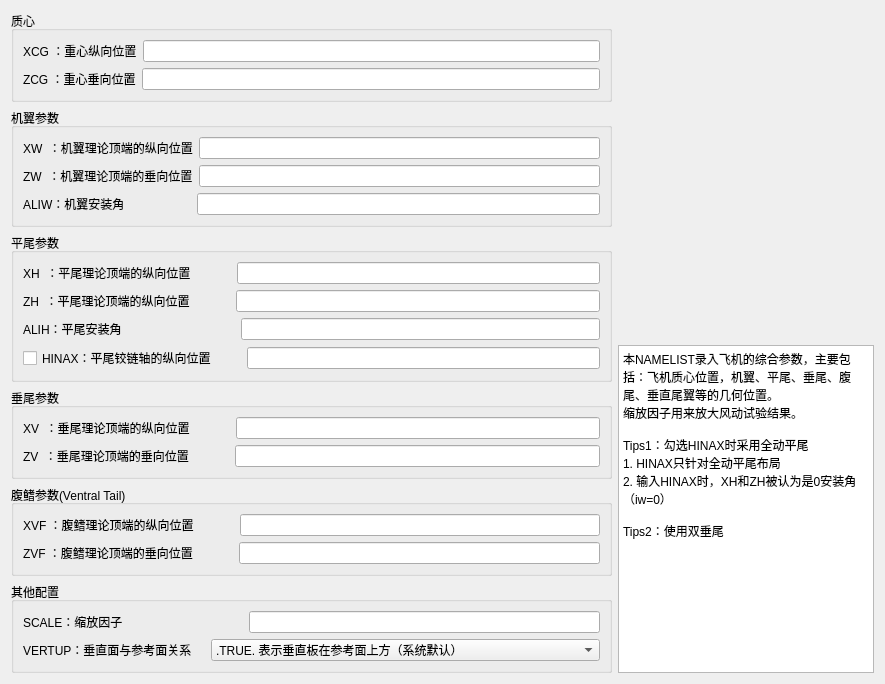
Before: the Qt Designer form PyDatcomLab/GUIs/PlaneConfiguration/SYNTHS.ui in darkspring2015/PyDatcomLab, drawn with Qt 5.
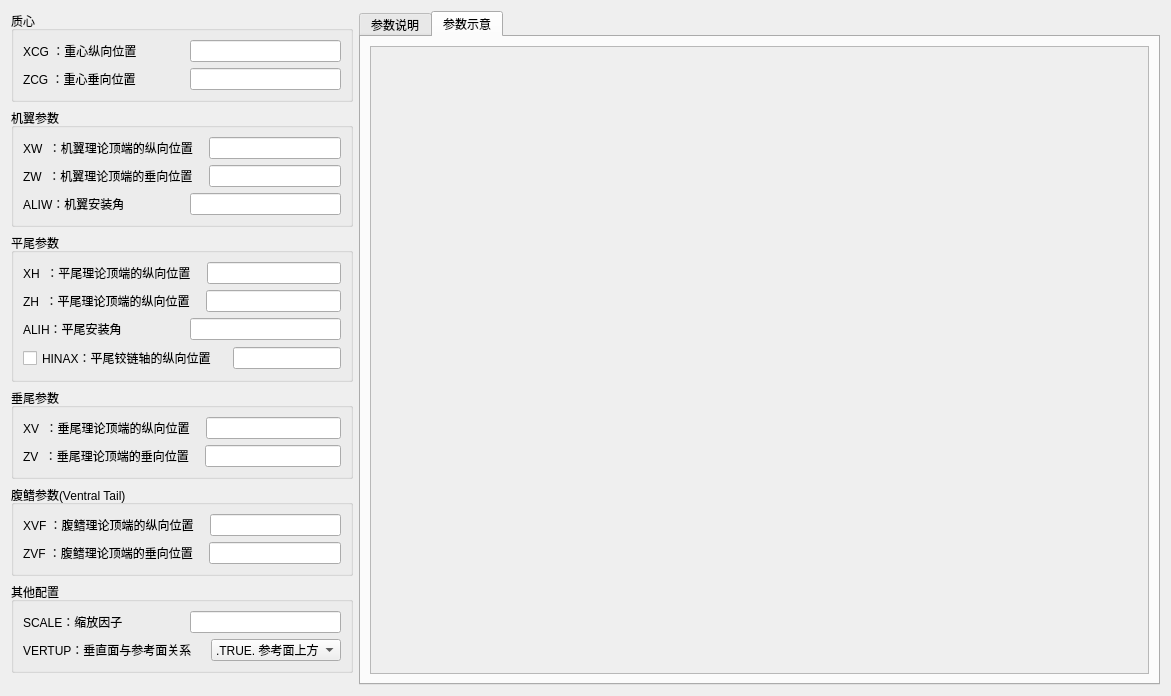
After: the same form once the commit is applied. Icons and pictures are not drawn.

The edit to the form file:
```diff
--- a/PyDatcomLab/GUIs/PlaneConfiguration/SYNTHS.ui
+++ b/PyDatcomLab/GUIs/PlaneConfiguration/SYNTHS.ui
@@ -6,14 +6,14 @@
    <rect>
     <x>0</x>
     <y>0</y>
-    <width>885</width>
-    <height>647</height>
+    <width>1171</width>
+    <height>696</height>
    </rect>
   </property>
   <property name="windowTitle">
    <string>飞机综合参数</string>
   </property>
-  <layout class="QHBoxLayout" name="horizontalLayout_16">
+  <layout class="QHBoxLayout" name="horizontalLayout_18">
    <item>
     <layout class="QVBoxLayout" name="verticalLayout_7">
      <item>
@@ -32,7 +32,30 @@
            </widget>
           </item>
           <item>
-           <widget class="QLineEdit" name="XCG"/>
+           <spacer name="horizontalSpacer_15">
+            <property name="orientation">
+             <enum>Qt::Horizontal</enum>
+            </property>
+            <property name="sizeType">
+             <enum>QSizePolicy::Preferred</enum>
+            </property>
+            <property name="sizeHint" stdset="0">
+             <size>
+              <width>10</width>
+              <height>20</height>
+             </size>
+            </property>
+           </spacer>
+          </item>
+          <item>
+           <widget class="QLineEdit" name="XCG">
+            <property name="sizePolicy">
+             <sizepolicy hsizetype="Preferred" vsizetype="Fixed">
+              <horstretch>0</horstretch>
+              <verstretch>0</verstretch>
+             </sizepolicy>
+            </property>
+           </widget>
           </item>
          </layout>
         </item>
@@ -46,7 +69,30 @@
            </widget>
           </item>
           <item>
-           <widget class="QLineEdit" name="ZCG"/>
+           <spacer name="horizontalSpacer_14">
+            <property name="orientation">
+             <enum>Qt::Horizontal</enum>
+            </property>
+            <property name="sizeType">
+             <enum>QSizePolicy::Preferred</enum>
+            </property>
+            <property name="sizeHint" stdset="0">
+             <size>
+              <width>10</width>
+              <height>20</height>
+             </size>
+            </property>
+           </spacer>
+          </item>
+          <item>
+           <widget class="QLineEdit" name="ZCG">
+            <property name="sizePolicy">
+             <sizepolicy hsizetype="Preferred" vsizetype="Fixed">
+              <horstretch>0</horstretch>
+              <verstretch>0</verstretch>
+             </sizepolicy>
+            </property>
+           </widget>
           </item>
          </layout>
         </item>
@@ -69,7 +115,30 @@
            </widget>
           </item>
           <item>
-           <widget class="QLineEdit" name="XW"/>
+           <spacer name="horizontalSpacer_13">
+            <property name="orientation">
+             <enum>Qt::Horizontal</enum>
+            </property>
+            <property name="sizeType">
+             <enum>QSizePolicy::Preferred</enum>
+            </property>
+            <property name="sizeHint" stdset="0">
+             <size>
+              <width>10</width>
+              <height>20</height>
+             </size>
+            </property>
+           </spacer>
+          </item>
+          <item>
+           <widget class="QLineEdit" name="XW">
+            <property name="sizePolicy">
+             <sizepolicy hsizetype="Preferred" vsizetype="Fixed">
+              <horstretch>0</horstretch>
+              <verstretch>0</verstretch>
+             </sizepolicy>
+            </property>
+           </widget>
           </item>
          </layout>
         </item>
@@ -83,7 +152,30 @@
            </widget>
           </item>
           <item>
-           <widget class="QLineEdit" name="ZW"/>
+           <spacer name="horizontalSpacer_12">
+            <property name="orientation">
+             <enum>Qt::Horizontal</enum>
+            </property>
+            <property name="sizeType">
+             <enum>QSizePolicy::Preferred</enum>
+            </property>
+            <property name="sizeHint" stdset="0">
+             <size>
+              <width>10</width>
+              <height>20</height>
+             </size>
+            </property>
+           </spacer>
+          </item>
+          <item>
+           <widget class="QLineEdit" name="ZW">
+            <property name="sizePolicy">
+             <sizepolicy hsizetype="Preferred" vsizetype="Fixed">
+              <horstretch>0</horstretch>
+              <verstretch>0</verstretch>
+             </sizepolicy>
+            </property>
+           </widget>
           </item>
          </layout>
         </item>
@@ -106,14 +198,21 @@
             </property>
             <property name="sizeHint" stdset="0">
              <size>
-              <width>66</width>
+              <width>10</width>
               <height>20</height>
              </size>
             </property>
            </spacer>
           </item>
           <item>
-           <widget class="QLineEdit" name="ALIW"/>
+           <widget class="QLineEdit" name="ALIW">
+            <property name="sizePolicy">
+             <sizepolicy hsizetype="Preferred" vsizetype="Fixed">
+              <horstretch>0</horstretch>
+              <verstretch>0</verstretch>
+             </sizepolicy>
+            </property>
+           </widget>
           </item>
          </layout>
         </item>
@@ -145,14 +244,21 @@
             </property>
             <property name="sizeHint" stdset="0">
              <size>
-              <width>40</width>
+              <width>10</width>
               <height>20</height>
              </size>
             </property>
            </spacer>
           </item>
           <item>
-           <widget class="QLineEdit" name="XH"/>
+           <widget class="QLineEdit" name="XH">
+            <property name="sizePolicy">
+             <sizepolicy hsizetype="Preferred" vsizetype="Fixed">
+              <horstretch>0</horstretch>
+              <verstretch>0</verstretch>
+             </sizepolicy>
+            </property>
+           </widget>
           </item>
          </layout>
         </item>
@@ -175,14 +281,21 @@
             </property>
             <property name="sizeHint" stdset="0">
              <size>
-              <width>40</width>
+              <width>10</width>
               <height>20</height>
              </size>
             </property>
            </spacer>
           </item>
           <item>
-           <widget class="QLineEdit" name="ZH"/>
+           <widget class="QLineEdit" name="ZH">
+            <property name="sizePolicy">
+             <sizepolicy hsizetype="Preferred" vsizetype="Fixed">
+              <horstretch>0</horstretch>
+              <verstretch>0</verstretch>
+             </sizepolicy>
+            </property>
+           </widget>
           </item>
          </layout>
         </item>
@@ -205,14 +318,21 @@
             </property>
             <property name="sizeHint" stdset="0">
              <size>
-              <width>113</width>
+              <width>10</width>
               <height>20</height>
              </size>
             </property>
            </spacer>
           </item>
           <item>
-           <widget class="QLineEdit" name="ALIH"/>
+           <widget class="QLineEdit" name="ALIH">
+            <property name="sizePolicy">
+             <sizepolicy hsizetype="Preferred" vsizetype="Fixed">
+              <horstretch>0</horstretch>
+              <verstretch>0</verstretch>
+             </sizepolicy>
+            </property>
+           </widget>
           </item>
          </layout>
         </item>
@@ -235,14 +355,21 @@
             </property>
             <property name="sizeHint" stdset="0">
              <size>
-              <width>24</width>
+              <width>10</width>
               <height>20</height>
              </size>
             </property>
            </spacer>
           </item>
           <item>
-           <widget class="QLineEdit" name="HINAX"/>
+           <widget class="QLineEdit" name="HINAX">
+            <property name="sizePolicy">
+             <sizepolicy hsizetype="Preferred" vsizetype="Fixed">
+              <horstretch>0</horstretch>
+              <verstretch>0</verstretch>
+             </sizepolicy>
+            </property>
+           </widget>
           </item>
          </layout>
         </item>
@@ -274,14 +401,21 @@
             </property>
             <property name="sizeHint" stdset="0">
              <size>
-              <width>40</width>
+              <width>10</width>
               <height>20</height>
              </size>
             </property>
            </spacer>
           </item>
           <item>
-           <widget class="QLineEdit" name="XV"/>
+           <widget class="QLineEdit" name="XV">
+            <property name="sizePolicy">
+             <sizepolicy hsizetype="Preferred" vsizetype="Fixed">
+              <horstretch>0</horstretch>
+              <verstretch>0</verstretch>
+             </sizepolicy>
+            </property>
+           </widget>
           </item>
          </layout>
         </item>
@@ -304,14 +438,21 @@
             </property>
             <property name="sizeHint" stdset="0">
              <size>
-              <width>40</width>
+              <width>10</width>
               <height>20</height>
              </size>
             </property>
            </spacer>
           </item>
           <item>
-           <widget class="QLineEdit" name="ZV"/>
+           <widget class="QLineEdit" name="ZV">
+            <property name="sizePolicy">
+             <sizepolicy hsizetype="Preferred" vsizetype="Fixed">
+              <horstretch>0</horstretch>
+              <verstretch>0</verstretch>
+             </sizepolicy>
+            </property>
+           </widget>
           </item>
          </layout>
         </item>
@@ -343,14 +484,21 @@
             </property>
             <property name="sizeHint" stdset="0">
              <size>
-              <width>40</width>
+              <width>10</width>
               <height>20</height>
              </size>
             </property>
            </spacer>
           </item>
           <item>
-           <widget class="QLineEdit" name="XVF"/>
+           <widget class="QLineEdit" name="XVF">
+            <property name="sizePolicy">
+             <sizepolicy hsizetype="Preferred" vsizetype="Fixed">
+              <horstretch>0</horstretch>
+              <verstretch>0</verstretch>
+             </sizepolicy>
+            </property>
+           </widget>
           </item>
          </layout>
         </item>
@@ -373,14 +521,21 @@
             </property>
             <property name="sizeHint" stdset="0">
              <size>
-              <width>40</width>
+              <width>10</width>
               <height>20</height>
              </size>
             </property>
            </spacer>
           </item>
           <item>
-           <widget class="QLineEdit" name="ZVF"/>
+           <widget class="QLineEdit" name="ZVF">
+            <property name="sizePolicy">
+             <sizepolicy hsizetype="Preferred" vsizetype="Fixed">
+              <horstretch>0</horstretch>
+              <verstretch>0</verstretch>
+             </sizepolicy>
+            </property>
+           </widget>
           </item>
          </layout>
         </item>
@@ -412,14 +567,21 @@
             </property>
             <property name="sizeHint" stdset="0">
              <size>
-              <width>120</width>
+              <width>10</width>
               <height>20</height>
              </size>
             </property>
            </spacer>
           </item>
           <item>
-           <widget class="QLineEdit" name="SCALE"/>
+           <widget class="QLineEdit" name="SCALE">
+            <property name="sizePolicy">
+             <sizepolicy hsizetype="Preferred" vsizetype="Fixed">
+              <horstretch>0</horstretch>
+              <verstretch>0</verstretch>
+             </sizepolicy>
+            </property>
+           </widget>
           </item>
          </layout>
         </item>
@@ -451,11 +613,17 @@
           <item>
            <widget class="QComboBox" name="VERTUP">
             <property name="sizePolicy">
-             <sizepolicy hsizetype="Expanding" vsizetype="Fixed">
+             <sizepolicy hsizetype="Preferred" vsizetype="Fixed">
               <horstretch>0</horstretch>
               <verstretch>0</verstretch>
              </sizepolicy>
             </property>
+            <property name="maximumSize">
+             <size>
+              <width>130</width>
+              <height>16777215</height>
+             </size>
+            </property>
             <property name="mouseTracking">
              <bool>false</bool>
             </property>
@@ -463,11 +631,11 @@
              <bool>false</bool>
             </property>
             <property name="currentText">
-             <string>.TRUE. 表示垂直板在参考面上方（系统默认）</string>
+             <string>.TRUE. 参考面上方</string>
             </property>
             <item>
              <property name="text">
-              <string>.TRUE. 表示垂直板在参考面上方（系统默认）</string>
+              <string>.TRUE. 参考面上方</string>
              </property>
             </item>
             <item>
@@ -482,51 +650,47 @@
        </layout>
       </widget>
      </item>
+     <item>
+      <spacer name="verticalSpacer">
+       <property name="orientation">
+        <enum>Qt::Vertical</enum>
+       </property>
+       <property name="sizeHint" stdset="0">
+        <size>
+         <width>20</width>
+         <height>40</height>
+        </size>
+       </property>
+      </spacer>
+     </item>
     </layout>
    </item>
    <item>
-    <layout class="QVBoxLayout" name="verticalLayout_8">
-     <item>
-      <widget class="QLabel" name="pictureSYNTHS">
-       <property name="sizePolicy">
-        <sizepolicy hsizetype="Preferred" vsizetype="Preferred">
-         <horstretch>0</horstretch>
-         <verstretch>0</verstretch>
-        </sizepolicy>
-       </property>
-       <property name="maximumSize">
-        <size>
-         <width>600</width>
-         <height>400</height>
-        </size>
-       </property>
-       <property name="text">
-        <string/>
-       </property>
-       <property name="pixmap">
-        <pixmap resource="card_rc.qrc">:/card/rc_card/SYNTHS.png</pixmap>
-       </property>
-       <property name="scaledContents">
-        <bool>true</bool>
-       </property>
-      </widget>
-     </item>
-     <item>
-      <widget class="QTextBrowser" name="textBrowser">
-       <property name="sizePolicy">
-        <sizepolicy hsizetype="Preferred" vsizetype="Preferred">
-         <horstretch>0</horstretch>
-         <verstretch>0</verstretch>
-        </sizepolicy>
-       </property>
-       <property name="minimumSize">
-        <size>
-         <width>0</width>
-         <height>120</height>
-        </size>
-       </property>
-       <property name="html">
-        <string>&lt;!DOCTYPE HTML PUBLIC &quot;-//W3C//DTD HTML 4.0//EN&quot; &quot;http://www.w3.org/TR/REC-html40/strict.dtd&quot;&gt;
+    <widget class="QTabWidget" name="tabWidget">
+     <property name="currentIndex">
+      <number>1</number>
+     </property>
+     <widget class="QWidget" name="tab">
+      <attribute name="title">
+       <string>参数说明</string>
+      </attribute>
+      <layout class="QHBoxLayout" name="horizontalLayout_16">
+       <item>
+        <widget class="QTextBrowser" name="textBrowser">
+         <property name="sizePolicy">
+          <sizepolicy hsizetype="Preferred" vsizetype="Preferred">
+           <horstretch>0</horstretch>
+           <verstretch>0</verstretch>
+          </sizepolicy>
+         </property>
+         <property name="minimumSize">
+          <size>
+           <width>0</width>
+           <height>120</height>
+          </size>
+         </property>
+         <property name="html">
+          <string>&lt;!DOCTYPE HTML PUBLIC &quot;-//W3C//DTD HTML 4.0//EN&quot; &quot;http://www.w3.org/TR/REC-html40/strict.dtd&quot;&gt;
 &lt;html&gt;&lt;head&gt;&lt;meta name=&quot;qrichtext&quot; content=&quot;1&quot; /&gt;&lt;style type=&quot;text/css&quot;&gt;
 p, li { white-space: pre-wrap; }
 &lt;/style&gt;&lt;/head&gt;&lt;body style=&quot; font-family:'SimSun'; font-size:9pt; font-weight:400; font-style:normal;&quot;&gt;
@@ -538,10 +702,57 @@
 &lt;p style=&quot; margin-top:0px; margin-bottom:0px; margin-left:0px; margin-right:0px; -qt-block-indent:0; text-indent:0px;&quot;&gt;2. 输入HINAX时，XH和ZH被认为是0安装角（iw=0）&lt;/p&gt;
 &lt;p style=&quot;-qt-paragraph-type:empty; margin-top:0px; margin-bottom:0px; margin-left:0px; margin-right:0px; -qt-block-indent:0; text-indent:0px;&quot;&gt;&lt;br /&gt;&lt;/p&gt;
 &lt;p style=&quot; margin-top:0px; margin-bottom:0px; margin-left:0px; margin-right:0px; -qt-block-indent:0; text-indent:0px;&quot;&gt;Tips2：使用双垂尾&lt;/p&gt;&lt;/body&gt;&lt;/html&gt;</string>
-       </property>
-      </widget>
-     </item>
-    </layout>
+         </property>
+        </widget>
+       </item>
+      </layout>
+     </widget>
+     <widget class="QWidget" name="tab_2">
+      <attribute name="title">
+       <string>参数示意</string>
+      </attribute>
+      <layout class="QHBoxLayout" name="horizontalLayout_17">
+       <item>
+        <widget class="QScrollArea" name="scrollArea">
+         <property name="widgetResizable">
+          <bool>true</bool>
+         </property>
+         <widget class="QWidget" name="scrollAreaWidgetContents">
+          <property name="geometry">
+           <rect>
+            <x>-310</x>
+            <y>-120</y>
+            <width>1215</width>
+            <height>736</height>
+           </rect>
+          </property>
+          <layout class="QHBoxLayout" name="horizontalLayout_19">
+           <item>
+            <widget class="QLabel" name="pictureSYNTHS">
+             <property name="sizePolicy">
+              <sizepolicy hsizetype="Expanding" vsizetype="Expanding">
+               <horstretch>0</horstretch>
+               <verstretch>0</verstretch>
+              </sizepolicy>
+             </property>
+             <property name="text">
+              <string/>
+             </property>
+             <property name="pixmap">
+              <pixmap resource="card_rc.qrc">:/card/rc_card/SYNTHS.png</pixmap>
+             </property>
+             <property name="scaledContents">
+              <bool>false</bool>
+             </property>
+            </widget>
+           </item>
+          </layout>
+         </widget>
+        </widget>
+       </item>
+      </layout>
+     </widget>
+    </widget>
    </item>
   </layout>
  </widget>
```
Left out of the diff: 4 changed lines with no effect on the pictures.
